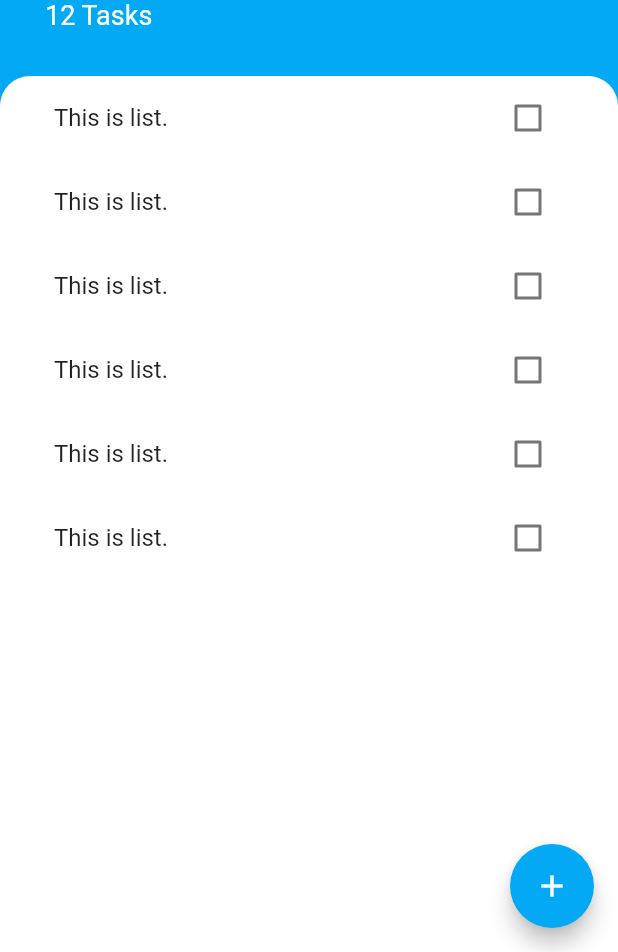
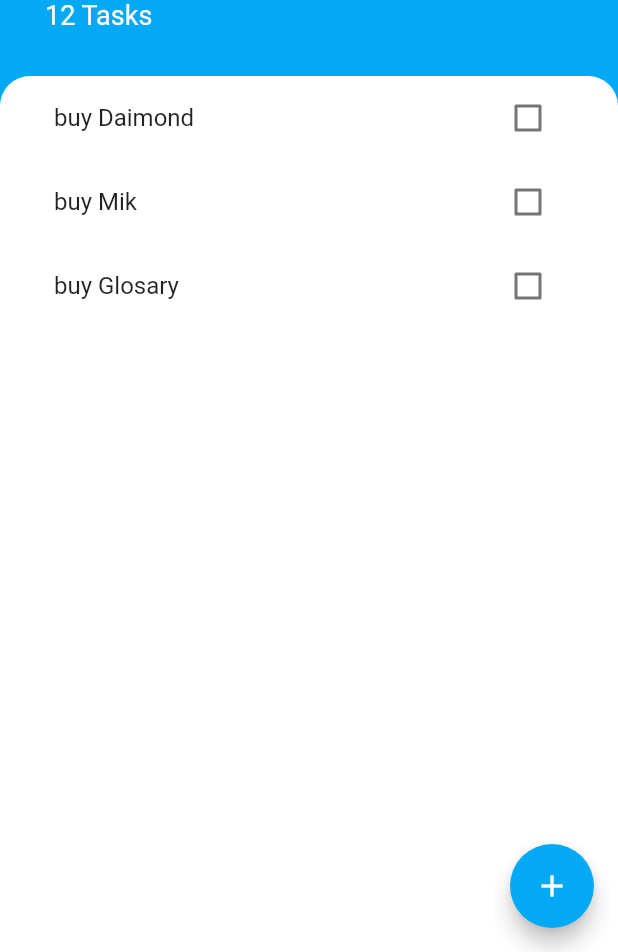
Before and after one commit to KhuntJenish/Todoey-App, a Flutter app: the screen it shows after launch, on a phone screen of 412 x 824 dp, the part 284-1236 px from its top. Run offline on Flutter 3.47's test engine with Material 2 defaults, Android fonts, the phone set to English and light mode, and no system bars.

```diff
--- a/lib/main.dart
+++ b/lib/main.dart
@@ -9,6 +9,7 @@ class Myapp extends StatelessWidget {
   @override
   Widget build(BuildContext context) {
     return MaterialApp(
+      debugShowCheckedModeBanner: false,
       home: TaskScreen(),
     );
   }
--- /dev/null
+++ b/lib/model/task.dart
@@ -0,0 +1,9 @@
+class Task {
+  final String name;
+  bool isDone;
+  Task({this.name = '', this.isDone = false});
+
+  void toggalDone() {
+    isDone = !isDone;
+  }
+}
--- a/lib/widgets/task_list.dart
+++ b/lib/widgets/task_list.dart
@@ -1,18 +1,34 @@
 import 'package:flutter/material.dart';
+import 'package:todoapp/model/task.dart';
 import 'package:todoapp/widgets/task_tile.dart';
 
-class TaskList extends StatelessWidget {
+class TaskList extends StatefulWidget {
+  @override
+  State<TaskList> createState() => _TaskListState();
+}
+
+class _TaskListState extends State<TaskList> {
+  List<Task> tasks = [
+    Task(name: 'buy Daimond'),
+    Task(name: 'buy Mik'),
+    Task(name: 'buy Glosary'),
+  ];
+
   @override
   Widget build(BuildContext context) {
-    return ListView(
-      children: [
-        Tasktile(),
-        Tasktile(),
-        Tasktile(),
-        Tasktile(),
-        Tasktile(),
-        Tasktile(),
-      ],
+    return ListView.builder(
+      itemBuilder: (context, index) {
+        return Tasktile(
+          taskTitle: tasks[index].name,
+          isChecked: tasks[index].isDone,
+          checkboxCallBack: (chekboxState) {
+            setState(() {
+              tasks[index].toggalDone();
+            });
+          },
+        );
+      },
+      itemCount: tasks.length,
     );
   }
 }
--- a/lib/widgets/task_tile.dart
+++ b/lib/widgets/task_tile.dart
@@ -1,12 +1,10 @@
 import 'package:flutter/material.dart';
 
-class Tasktile extends StatefulWidget {
-  @override
-  State<Tasktile> createState() => _TasktileState();
-}
-
-class _TasktileState extends State<Tasktile> {
-  bool isChecked = false;
+class Tasktile extends StatelessWidget {
+  final bool? isChecked;
+  final Function? checkboxCallBack;
+  final String? taskTitle;
+  Tasktile({this.taskTitle, this.isChecked, this.checkboxCallBack});
 
   // void checkcallback
 
@@ -14,35 +12,16 @@ class _TasktileState extends State<Tasktile> {
   Widget build(BuildContext context) {
     return ListTile(
       title: Text(
-        "This is list.",
+        taskTitle!,
         style: TextStyle(
-            decoration: isChecked ? TextDecoration.lineThrough : null),
+            decoration: isChecked! ? TextDecoration.lineThrough : null),
       ),
-      trailing: TaskCheckbox(
-        isChecked,
-        (bool checkboxState) {
-          setState(() {
-            isChecked = checkboxState;
-            // print(isChecked);
-          });
-        },
-      ),
+      trailing: Checkbox(
+          activeColor: Colors.lightBlue,
+          value: isChecked,
+          onChanged: (newval) {
+            checkboxCallBack!(newval);
+          }),
     );
   }
 }
-
-class TaskCheckbox extends StatelessWidget {
-  final bool checkboxState;
-  final Function togglecheckboxState;
-  TaskCheckbox(this.checkboxState, this.togglecheckboxState);
-  @override
-  Widget build(BuildContext context) {
-    return Checkbox(
-      activeColor: Colors.lightBlue,
-      value: checkboxState,
-      onChanged: (value) {
-        togglecheckboxState(value);
-      },
-    );
-  }
-}
```
